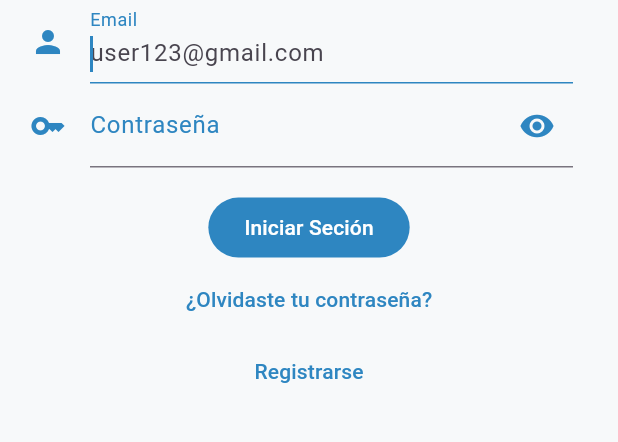
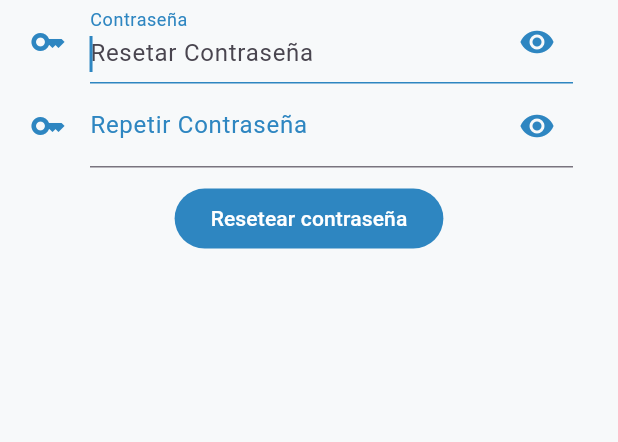
Before and after one commit to Zylohw/Leaf-Counter, a Flutter app: the screen it shows after launch, after a tap on "¿Olvidaste tu contraseña?", on a phone screen of 412 x 824 dp, the part 436-878 px from its top. Run offline on Flutter 3.47's test engine with Material 3 defaults, Android fonts, the phone set to English and light mode, and no system bars.

Commit message:
update: register screen, login screen and reset_password screen implement

```diff
--- /dev/null
+++ b/frontend/leaf_mobile/lib/screens/forget_password_screen.dart
@@ -0,0 +1,115 @@
+import 'package:flutter/material.dart';
+import 'package:leaf_mobile/core/app_colors.dart';
+import 'package:leaf_mobile/screens/login_screen.dart';
+import 'package:leaf_mobile/widgets/pasword_eye.dart';
+
+class ForgetPasswordScreen extends StatefulWidget {
+  const ForgetPasswordScreen({super.key});
+  @override
+  State<ForgetPasswordScreen> createState() => _ForgetPasswordScren();
+}
+
+class _ForgetPasswordScren extends State<ForgetPasswordScreen> {
+  bool openEye1 = true;
+  bool openEye2 = true;
+
+  @override
+  Widget build(BuildContext context) {
+    return Scaffold(
+      backgroundColor: AppColors.background,
+      body: Column(children: [logoRow(), resetPasswordForm(), resetButton()]),
+    );
+  }
+
+  // logo Row
+  Row logoRow() {
+    return Row(
+      children: [
+        Padding(
+          padding: EdgeInsetsGeometry.only(top: 0.4, left: 60),
+          child: Image.asset(
+            'assets/images/LogoV3.png',
+            width: 290,
+            height: 290,
+          ),
+        ),
+      ],
+    );
+  }
+
+  Padding resetPasswordForm() {
+    return Padding(
+      padding: EdgeInsetsGeometry.only(left: 20, right: 30),
+      child: Form(
+        child: Column(
+          children: [
+            TextFormField(
+              autofocus: true,
+              cursorColor: AppColors.meidumBlue,
+              decoration: InputDecoration(
+                focusColor: AppColors.meidumBlue,
+                focusedBorder: UnderlineInputBorder(
+                  borderSide: BorderSide(color: AppColors.meidumBlue),
+                ),
+                labelText: "Contraseña",
+                labelStyle: TextStyle(color: AppColors.meidumBlue),
+                hintText: "Resetar Contraseña",
+                icon: Icon(Icons.key),
+                iconColor: AppColors.meidumBlue,
+                suffixIconColor: AppColors.meidumBlue,
+                suffixIcon: PasswordEye(
+                  openEye: openEye1,
+                  changeStateEye: () {
+                    setState(() {
+                      openEye1 = !openEye1;
+                    });
+                  },
+                ),
+              ),
+            ),
+            TextFormField(
+              autofocus: true,
+              cursorColor: AppColors.meidumBlue,
+              decoration: InputDecoration(
+                focusColor: AppColors.meidumBlue,
+                focusedBorder: UnderlineInputBorder(
+                  borderSide: BorderSide(color: AppColors.meidumBlue),
+                ),
+                labelText: "Repetir Contraseña",
+                hintText: "Repetir Contraseña",
+                labelStyle: TextStyle(color: AppColors.meidumBlue),
+                icon: Icon(Icons.key),
+                iconColor: AppColors.meidumBlue,
+                suffixIconColor: AppColors.meidumBlue,
+                suffixIcon: PasswordEye(
+                  openEye: openEye2,
+                  changeStateEye: () {
+                    setState(() {
+                      openEye2 = !openEye2;
+                    });
+                  },
+                ),
+              ),
+            ),
+          ],
+        ),
+      ),
+    );
+  }
+
+  Padding resetButton() {
+    return Padding(
+      padding: EdgeInsetsGeometry.only(top: 10),
+      child: FilledButton(
+        onPressed: () {
+          Navigator.push(
+            context,
+            MaterialPageRoute(builder: (context) => LoginScreen()),
+          );
+        },
+        style: FilledButton.styleFrom(backgroundColor: AppColors.meidumBlue),
+        child: Text("Resetear contraseña"),
+      ),
+    );
+  }
+}
--- a/frontend/leaf_mobile/lib/screens/login_screen.dart
+++ b/frontend/leaf_mobile/lib/screens/login_screen.dart
@@ -1,5 +1,6 @@
 import 'package:flutter/material.dart';
 import 'package:leaf_mobile/core/app_colors.dart';
+import 'package:leaf_mobile/screens/forget_password_screen.dart';
 import 'package:leaf_mobile/screens/register_screen.dart';
 import 'package:leaf_mobile/widgets/pasword_eye.dart';
 
@@ -97,7 +98,7 @@ class _LoginScreenState extends State<LoginScreen> {
             child: Text("Iniciar Seción"),
           ),
           TextButton(
-            onPressed: () {},
+            onPressed: () {Navigator.push(context, MaterialPageRoute(builder: (context)=> ForgetPasswordScreen()));},
             style: TextButton.styleFrom(foregroundColor: AppColors.meidumBlue),
             child: Text("¿Olvidaste tu contraseña?"),
           ),
@@ -109,7 +110,7 @@ class _LoginScreenState extends State<LoginScreen> {
               );
             },
             style: TextButton.styleFrom(foregroundColor: AppColors.meidumBlue),
-            child: Text("Registrarse"),
+            child: Text("Registrarse (solo para admin)"),
           ),
         ],
       ),
--- a/frontend/leaf_mobile/lib/screens/register_screen.dart
+++ b/frontend/leaf_mobile/lib/screens/register_screen.dart
@@ -53,6 +53,7 @@ class _RegisterScreen extends State<RegisterScreen> {
                 labelStyle: TextStyle(color: AppColors.meidumBlue),
                 hintText: "Ingrese un correo electronico",
                 icon: Icon(Icons.mail),
+                iconColor: AppColors.meidumBlue
               ),
             ),
             TextFormField(
@@ -67,6 +68,8 @@ class _RegisterScreen extends State<RegisterScreen> {
                 labelStyle: TextStyle(color: AppColors.meidumBlue),
                 hintText: "Contraseña minimo 8 caracteres",
                 icon: Icon(Icons.key),
+                iconColor: AppColors.meidumBlue,
+                suffixIconColor: AppColors.meidumBlue,
                 suffixIcon: PasswordEye(
                   openEye: eyeOpen,
                   changeStateEye: () {
@@ -89,6 +92,8 @@ class _RegisterScreen extends State<RegisterScreen> {
                 labelStyle: TextStyle(color: AppColors.meidumBlue),
                 hintText: "Repita la contraseña por favor",
                 icon: Icon(Icons.key),
+                iconColor: AppColors.meidumBlue,
+                suffixIconColor: AppColors.meidumBlue,
                 suffixIcon: PasswordEye(
                   openEye: eyeOpen2,
                   changeStateEye: () {
```
